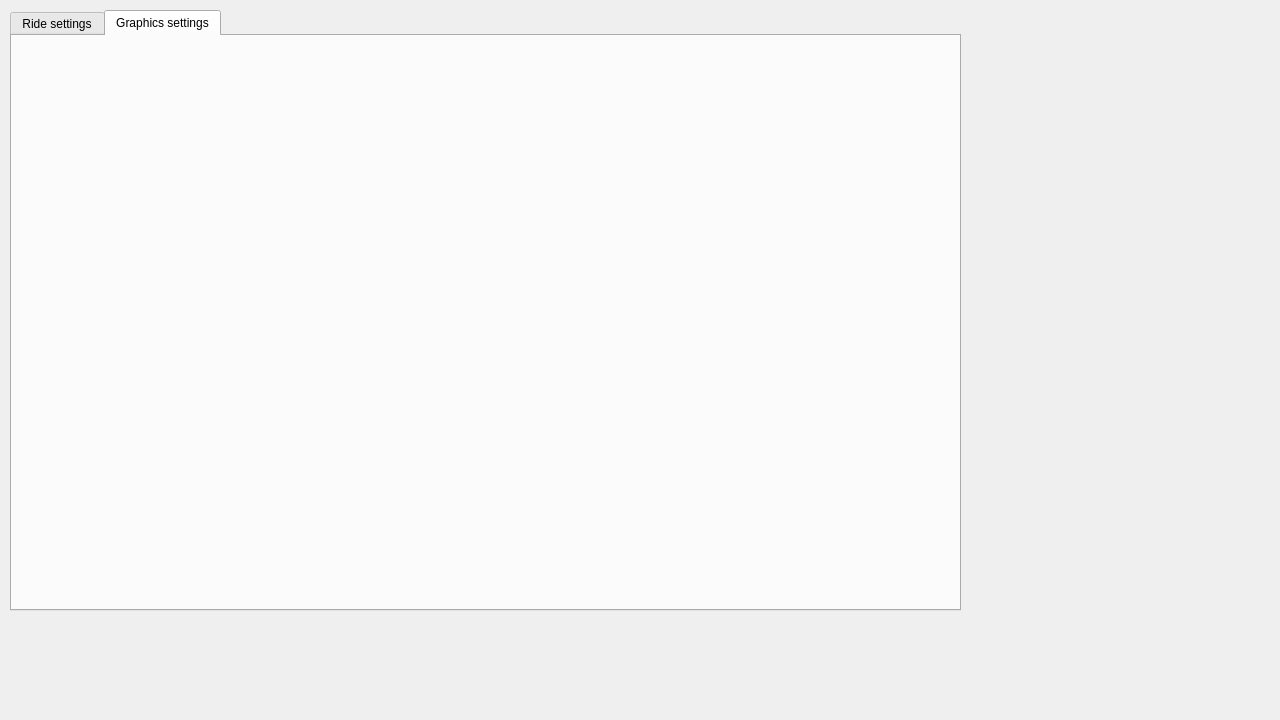
This is launcher/forms/mainwindow.ui in maisvendoo/RRS as Qt 5 draws it before an edit. The edited form follows.
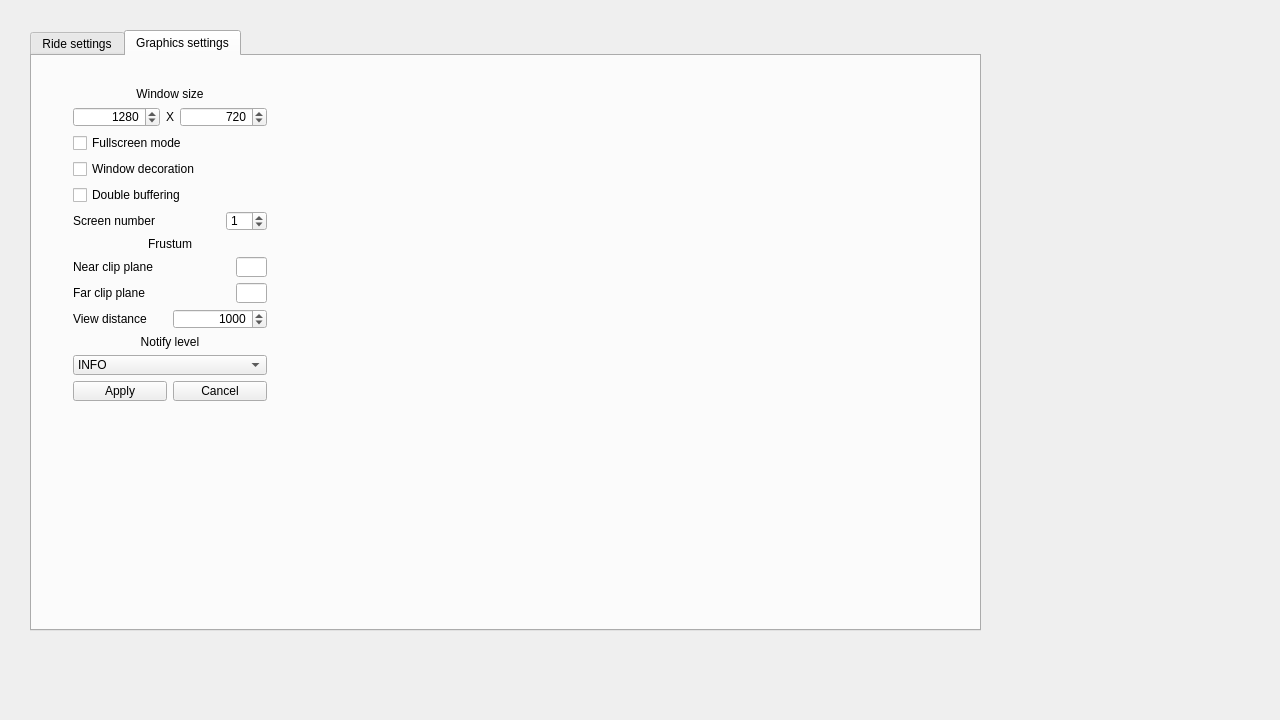
This is the edited form. The open tabs and pages were chosen to show the change.

Commit message: Создан интерфейс под графические настройки

```diff
--- a/launcher/forms/mainwindow.ui
+++ b/launcher/forms/mainwindow.ui
@@ -17,8 +17,8 @@
    <widget class="QTabWidget" name="twMain">
     <property name="geometry">
      <rect>
-      <x>10</x>
-      <y>10</y>
+      <x>30</x>
+      <y>30</y>
       <width>951</width>
       <height>601</height>
      </rect>
@@ -375,6 +375,255 @@
      <attribute name="title">
       <string>Graphics settings</string>
      </attribute>
+     <widget class="QWidget" name="horizontalLayoutWidget">
+      <property name="geometry">
+       <rect>
+        <x>30</x>
+        <y>20</y>
+        <width>261</width>
+        <height>336</height>
+       </rect>
+      </property>
+      <layout class="QGridLayout" name="gridLayout_2">
+       <item row="0" column="0">
+        <layout class="QVBoxLayout" name="verticalLayout_6">
+         <item>
+          <widget class="QLabel" name="label_7">
+           <property name="text">
+            <string>Window size</string>
+           </property>
+           <property name="alignment">
+            <set>Qt::AlignCenter</set>
+           </property>
+          </widget>
+         </item>
+         <item>
+          <layout class="QHBoxLayout" name="horizontalLayout_7" stretch="4,0,4">
+           <item>
+            <widget class="QSpinBox" name="spWidth">
+             <property name="alignment">
+              <set>Qt::AlignRight|Qt::AlignTrailing|Qt::AlignVCenter</set>
+             </property>
+             <property name="maximum">
+              <number>1920</number>
+             </property>
+             <property name="value">
+              <number>1280</number>
+             </property>
+            </widget>
+           </item>
+           <item>
+            <widget class="QLabel" name="label_6">
+             <property name="text">
+              <string>Х</string>
+             </property>
+             <property name="alignment">
+              <set>Qt::AlignCenter</set>
+             </property>
+            </widget>
+           </item>
+           <item>
+            <widget class="QSpinBox" name="spHeight">
+             <property name="alignment">
+              <set>Qt::AlignRight|Qt::AlignTrailing|Qt::AlignVCenter</set>
+             </property>
+             <property name="maximum">
+              <number>1080</number>
+             </property>
+             <property name="value">
+              <number>720</number>
+             </property>
+            </widget>
+           </item>
+          </layout>
+         </item>
+         <item>
+          <widget class="QCheckBox" name="cbFullScreen">
+           <property name="text">
+            <string>Fullscreen mode</string>
+           </property>
+          </widget>
+         </item>
+         <item>
+          <widget class="QCheckBox" name="cbWindowDecoration">
+           <property name="text">
+            <string>Window decoration</string>
+           </property>
+          </widget>
+         </item>
+         <item>
+          <widget class="QCheckBox" name="cbDoubleBuffer">
+           <property name="text">
+            <string>Double buffering</string>
+           </property>
+          </widget>
+         </item>
+         <item>
+          <layout class="QHBoxLayout" name="horizontalLayout_10" stretch="5,1">
+           <item>
+            <widget class="QLabel" name="label_11">
+             <property name="text">
+              <string>Screen number</string>
+             </property>
+            </widget>
+           </item>
+           <item>
+            <widget class="QSpinBox" name="spinBox">
+             <property name="maximum">
+              <number>10</number>
+             </property>
+             <property name="value">
+              <number>1</number>
+             </property>
+            </widget>
+           </item>
+          </layout>
+         </item>
+         <item>
+          <widget class="QLabel" name="label_8">
+           <property name="text">
+            <string>Frustum</string>
+           </property>
+           <property name="alignment">
+            <set>Qt::AlignCenter</set>
+           </property>
+          </widget>
+         </item>
+         <item>
+          <layout class="QHBoxLayout" name="horizontalLayout_8" stretch="5,1">
+           <item>
+            <widget class="QLabel" name="label_9">
+             <property name="text">
+              <string>Near clip plane</string>
+             </property>
+            </widget>
+           </item>
+           <item>
+            <widget class="QLineEdit" name="lineEdit"/>
+           </item>
+          </layout>
+         </item>
+         <item>
+          <layout class="QHBoxLayout" name="horizontalLayout_9" stretch="5,1">
+           <item>
+            <widget class="QLabel" name="label_10">
+             <property name="text">
+              <string>Far clip plane</string>
+             </property>
+            </widget>
+           </item>
+           <item>
+            <widget class="QLineEdit" name="lineEdit_2"/>
+           </item>
+          </layout>
+         </item>
+         <item>
+          <layout class="QHBoxLayout" name="horizontalLayout_11">
+           <item>
+            <widget class="QLabel" name="label_13">
+             <property name="text">
+              <string>View distance</string>
+             </property>
+             <property name="alignment">
+              <set>Qt::AlignLeading|Qt::AlignLeft|Qt::AlignVCenter</set>
+             </property>
+            </widget>
+           </item>
+           <item>
+            <widget class="QSpinBox" name="spinBox_2">
+             <property name="alignment">
+              <set>Qt::AlignRight|Qt::AlignTrailing|Qt::AlignVCenter</set>
+             </property>
+             <property name="maximum">
+              <number>10000</number>
+             </property>
+             <property name="singleStep">
+              <number>100</number>
+             </property>
+             <property name="value">
+              <number>1000</number>
+             </property>
+            </widget>
+           </item>
+          </layout>
+         </item>
+         <item>
+          <widget class="QLabel" name="label_12">
+           <property name="text">
+            <string>Notify level</string>
+           </property>
+           <property name="alignment">
+            <set>Qt::AlignCenter</set>
+           </property>
+          </widget>
+         </item>
+         <item>
+          <widget class="QComboBox" name="cboxNotifyLevel">
+           <item>
+            <property name="text">
+             <string>INFO</string>
+            </property>
+           </item>
+           <item>
+            <property name="text">
+             <string>WARNING</string>
+            </property>
+           </item>
+           <item>
+            <property name="text">
+             <string>ERROR</string>
+            </property>
+           </item>
+          </widget>
+         </item>
+         <item>
+          <layout class="QHBoxLayout" name="horizontalLayout_6">
+           <item>
+            <widget class="QPushButton" name="pbApply">
+             <property name="text">
+              <string>Apply</string>
+             </property>
+            </widget>
+           </item>
+           <item>
+            <widget class="QPushButton" name="pbCancel">
+             <property name="text">
+              <string>Cancel</string>
+             </property>
+            </widget>
+           </item>
+          </layout>
+         </item>
+         <item>
+          <spacer name="verticalSpacer">
+           <property name="orientation">
+            <enum>Qt::Vertical</enum>
+           </property>
+           <property name="sizeHint" stdset="0">
+            <size>
+             <width>20</width>
+             <height>40</height>
+            </size>
+           </property>
+          </spacer>
+         </item>
+        </layout>
+       </item>
+       <item row="0" column="1">
+        <spacer name="horizontalSpacer_2">
+         <property name="orientation">
+          <enum>Qt::Horizontal</enum>
+         </property>
+         <property name="sizeHint" stdset="0">
+          <size>
+           <width>40</width>
+           <height>20</height>
+          </size>
+         </property>
+        </spacer>
+       </item>
+      </layout>
+     </widget>
     </widget>
    </widget>
   </widget>
```
Left out of the diff: 2 changed lines with no effect on the pictures. The commit also changes 2 other files.
